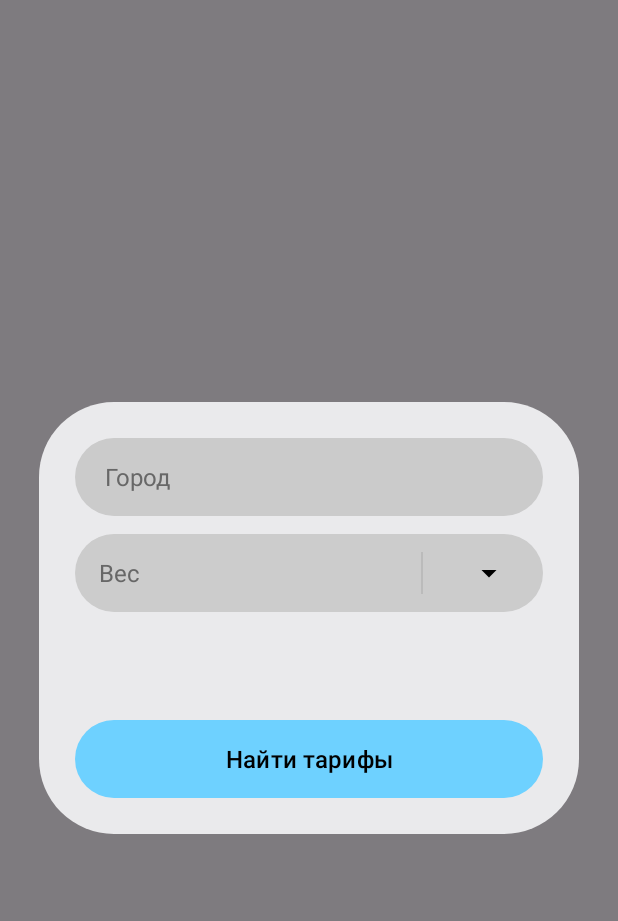
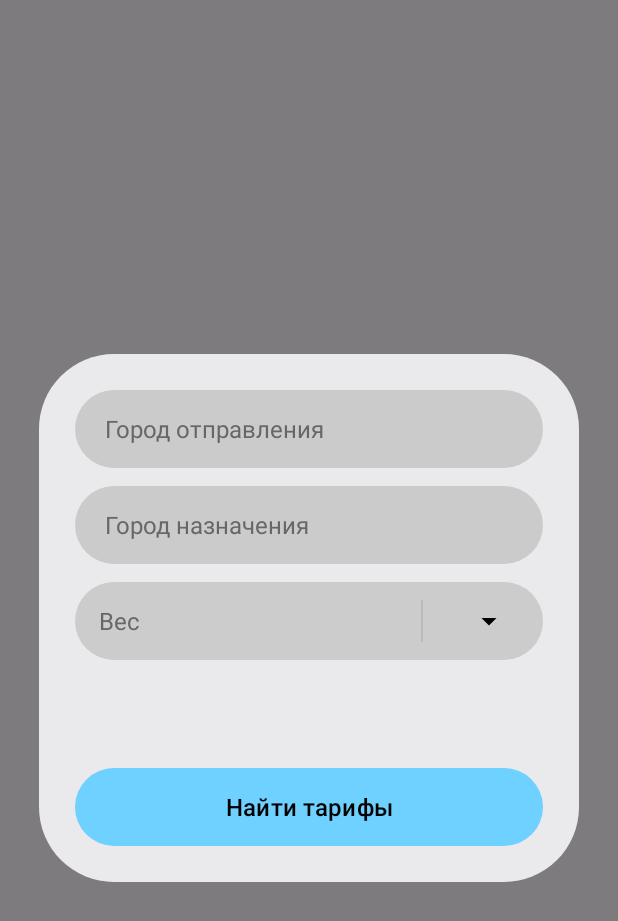
Before and after one commit to Vovlan123/cargo, an Android app: the layout activity_new_order.xml on its own in the app's theme, with its tools: preview values and no code run, on a phone screen of 412 x 824 dp. Shown: the top 921 px of the screen. Run offline under Robolectric (Android 15) with nearby library versions, the phone set to English and light mode, and no system bars.

```diff
--- a/app/src/main/res/layout/activity_new_order.xml
+++ b/app/src/main/res/layout/activity_new_order.xml
@@ -22,16 +22,32 @@
         android:paddingTop="24dp"
         android:paddingBottom="24dp">
 
-        <!-- Строка выбора города (слово "Город" внутри) -->
+        <!-- ПЕРВАЯ строка выбора города (город ОТКУДА) -->
         <TextView
-            android:id="@+id/cityField"
+            android:id="@+id/fromCityField"
             android:layout_width="match_parent"
             android:layout_height="52dp"
             android:background="@drawable/new_order_city_background"
             android:paddingStart="20dp"
             android:paddingEnd="20dp"
             android:gravity="center_vertical"
-            android:hint="Город"
+            android:hint="Город отправления"
+            android:text=""
+            android:textColor="#000000"
+            android:textColorHint="#676767"
+            android:textSize="16sp" />
+
+        <!-- ВТОРАЯ строка выбора города (город КУДА) -->
+        <TextView
+            android:id="@+id/cityField"
+            android:layout_width="match_parent"
+            android:layout_height="52dp"
+            android:layout_marginTop="12dp"
+            android:background="@drawable/new_order_city_background"
+            android:paddingStart="20dp"
+            android:paddingEnd="20dp"
+            android:gravity="center_vertical"
+            android:hint="Город назначения"
             android:text=""
             android:textColor="#000000"
             android:textColorHint="#676767"
```
Also changed, not shown: app/src/main/java/com/vovlan/delivio/NewOrderActivity.kt (+69 -20 lines), app/src/main/java/com/vovlan/delivio/TariffsActivity.kt (+12 -8 lines).
